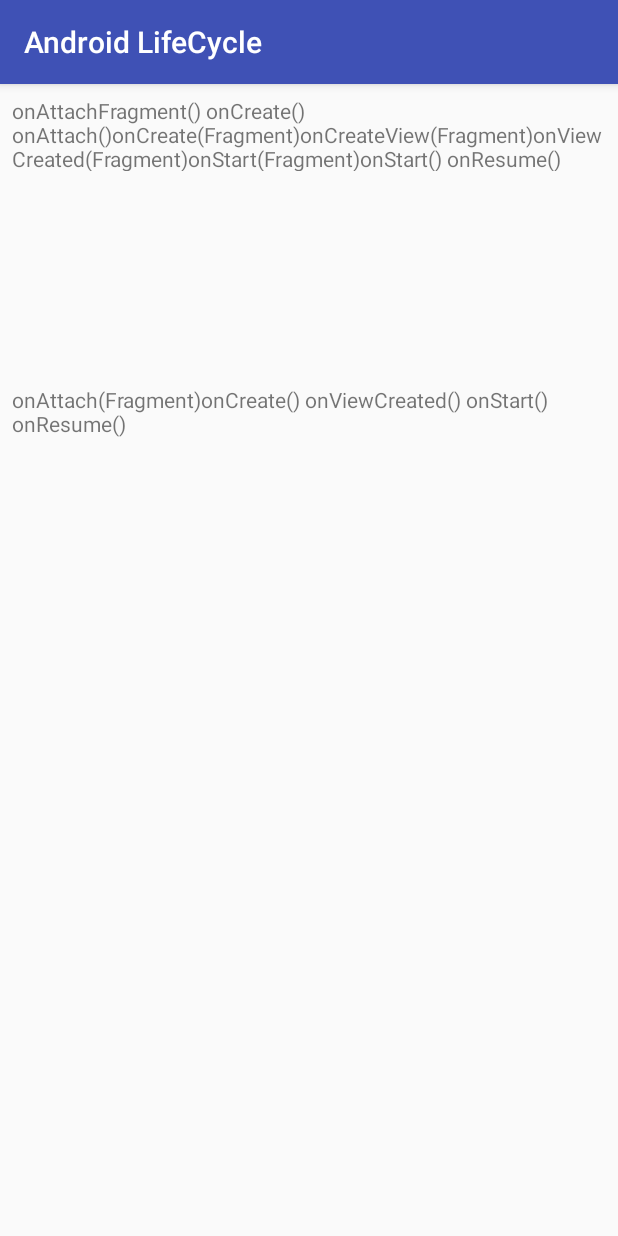
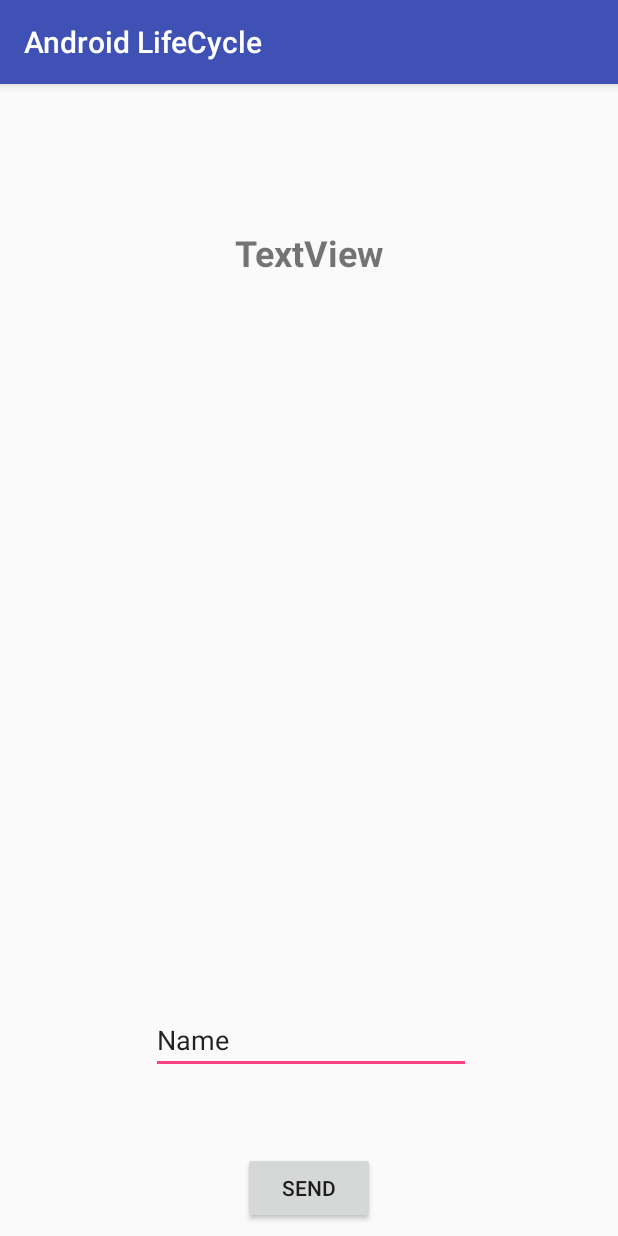
Before and after one commit to spdobest/Android-LifeCycle, an Android app: the screen it shows after launch (LifeCycleActivity before the commit, ObserverActivity after it), on a phone screen of 412 x 824 dp. Run offline under Robolectric (Android 15) with nearby library versions, the phone set to English and light mode, and no system bars.

Commit message:
Inter fragment communication using ObserverPattern

```diff
--- a/app/src/main/java/spandroid/androidlifecycle/fragComm/fragment_communicationusing_observer/ObserverFragmentB.kt
+++ b/app/src/main/java/spandroid/androidlifecycle/fragComm/fragment_communicationusing_observer/ObserverFragmentB.kt
@@ -1,4 +1,4 @@
-package spandroid.androidlifecycle.fragComm.fragment_communicationusing_observer
+
 
 
 import android.content.Context
--- /dev/null
+++ b/app/src/main/java/spandroid/androidlifecycle/observerPattern/Observer.java
@@ -0,0 +1,5 @@
+package spandroid.androidlifecycle.observerPattern;
+
+public interface Observer {
+    public void update(final String message);
+}
--- a/app/src/main/java/spandroid/androidlifecycle/observerPattern/ObserverActivityA.kt
+++ b/app/src/main/java/spandroid/androidlifecycle/observerPattern/ObserverActivity.kt
@@ -1,6 +1,5 @@
 package spandroid.androidlifecycle.observerPattern
 
-import android.content.Intent
 import android.support.v7.app.AppCompatActivity
 import android.os.Bundle
 import android.os.PersistableBundle
@@ -8,16 +7,12 @@ import android.support.v4.app.Fragment
 import android.view.View
 import spandroid.androidlifecycle.R
 import spandroid.androidlifecycle.utility.LogUtils
-import kotlinx.android.synthetic.main.activity_a.*
-import java.util.*
 
-class ObserverActivityA  : AppCompatActivity(),View.OnClickListener, Observer {
+class ObserverActivity  : AppCompatActivity(),View.OnClickListener {
 
-    override fun update(p0: Observable?, p1: Any?) {
-
+    companion object {
+        val TAG:String = "ObserverActivity"
     }
-
-    lateinit var mUserDataRepositoryObservable: UserDataRepository
 
     override fun onClick(view: View?) {
         when(view?.id){
@@ -27,10 +22,6 @@ class ObserverActivityA  : AppCompatActivity(),View.OnClickListener, Observer {
 
     var strLifecycle:StringBuffer = StringBuffer()
 
-    companion object {
-        val TAG:String = "ObserverActivityA"
-    }
-
     override fun onCreate(savedInstanceState: Bundle?) {
         super.onCreate(savedInstanceState)
         setContentView(R.layout.activity_observer)
@@ -38,65 +29,61 @@ class ObserverActivityA  : AppCompatActivity(),View.OnClickListener, Observer {
         LogUtils.printLog(TAG,"OnCreate()")
 
         strLifecycle.append("onCreate() ")
-        textViewLifecycle.text = strLifecycle.toString()
 
-        mUserDataRepositoryObservable = UserDataRepository.getInstance()
-        mUserDataRepositoryObservable.addObserver(this)
+        val fragmentA:ObserverFragmentA = ObserverFragmentA()
+        val fragmentB:ObserverFragmentB = ObserverFragmentB()
 
-    }
 
-    override fun onCreate(savedInstanceState: Bundle?, persistentState: PersistableBundle?) {
-        super.onCreate(savedInstanceState, persistentState)
-        LogUtils.printLog(TAG,"OnCreate() with persistentState")
+
+
+        supportFragmentManager.beginTransaction().replace(R.id.fragment_container1,fragmentA,"A").commitAllowingStateLoss()
+        supportFragmentManager.beginTransaction().replace(R.id.fragment_container2,fragmentB,"B").commitAllowingStateLoss()
+
+
+        fragmentA.register(fragmentB)
+
     }
 
     override fun onStart() {
         super.onStart()
         LogUtils.printLog(TAG,"onStart()")
         strLifecycle.append("onStart() ")
-        textViewLifecycle.text = strLifecycle.toString()
     }
 
     override fun onResume() {
         super.onResume()
         LogUtils.printLog(TAG,"onResume()")
         strLifecycle.append("onResume() ")
-        textViewLifecycle.text = strLifecycle.toString()
     }
 
     override fun onPause() {
         super.onPause()
         LogUtils.printLog(TAG,"onPause(0")
         strLifecycle.append("onPause() ")
-        textViewLifecycle.text = strLifecycle.toString()
     }
 
     override fun onStop() {
         super.onStop()
         LogUtils.printLog(TAG,"onStop()")
         strLifecycle.append("onStop() ")
-        textViewLifecycle.text = strLifecycle.toString()
     }
 
     override fun onRestart() {
         super.onRestart()
         LogUtils.printLog(TAG,"onRestart()")
         strLifecycle.append("onRestart() ")
-        textViewLifecycle.text = strLifecycle.toString()
     }
 
     override fun onDestroy() {
         super.onDestroy()
         LogUtils.printLog(TAG,"onDestroy()")
         strLifecycle.append("onDestroy() ")
-        textViewLifecycle.text = strLifecycle.toString()
     }
 
     override fun onSaveInstanceState(outState: Bundle?) {
         super.onSaveInstanceState(outState)
         LogUtils.printLog(TAG,"onSaveInstanceState()")
         strLifecycle.append("onSaveInstanceState() ")
-        textViewLifecycle.text = strLifecycle.toString()
     }
 
     override fun onSaveInstanceState(outState: Bundle?, outPersistentState: PersistableBundle?) {
@@ -108,7 +95,6 @@ class ObserverActivityA  : AppCompatActivity(),View.OnClickListener, Observer {
         super.onRestoreInstanceState(savedInstanceState)
         LogUtils.printLog(TAG,"onRestoreInstanceState()")
         strLifecycle.append("onRestoreInstanceState() ")
-        textViewLifecycle.text = strLifecycle.toString()
     }
 
     override fun onRestoreInstanceState(savedInstanceState: Bundle?, persistentState: PersistableBundle?) {
--- /dev/null
+++ b/app/src/main/java/spandroid/androidlifecycle/observerPattern/ObserverFragmentA.kt
@@ -0,0 +1,84 @@
+package spandroid.androidlifecycle.observerPattern
+
+import android.content.Context
+import android.os.Bundle
+import android.support.v4.app.Fragment
+import android.support.v7.widget.AppCompatButton
+import android.view.LayoutInflater
+import android.view.View
+import android.view.ViewGroup
+
+import spandroid.androidlifecycle.R
+import android.support.v7.widget.AppCompatEditText
+
+
+
+
+private const val ARG_PARAM1 = "param1"
+private const val ARG_PARAM2 = "param2"
+
+class ObserverFragmentA : Fragment(),View.OnClickListener,Subject {
+
+    private lateinit var observer:Observer
+
+    override fun register(observer: Observer) {
+        /*if (!observers.contains(observer)) {
+            observers.add(observer)
+        }*/
+        this.observer = observer
+    }
+
+    override fun unregister(observer: Observer?) {
+
+    }
+
+    override fun notifyObservers(message: String) {
+       /* for (observer in observers) {
+            observer.update(message)
+        }*/
+        observer.update(message)    }
+
+    override fun onClick(p0: View?) {
+        when(p0?.id){
+            R.id.buttonSendMessage ->{
+                /**
+                 * HERE WE WILL LOAD NEXT FRAGMENT USING LOCAL BROADCAST MANAGER
+                  */
+                notifyObservers(editTextMessage.text.toString().trim())
+            }
+        }
+    }
+
+    private var param1: String? = null
+    private var param2: String? = null
+
+    lateinit var buttonSendMessage: AppCompatButton
+    lateinit var editTextMessage: AppCompatEditText
+
+
+    override fun onAttach(context: Context) {
+        super.onAttach(context)
+    }
+
+    override fun onCreate(savedInstanceState: Bundle?) {
+        super.onCreate(savedInstanceState)
+    }
+
+    override fun onCreateView(inflater: LayoutInflater, container: ViewGroup?,
+                              savedInstanceState: Bundle?): View? {
+        // Inflate the layout for this fragment
+        return inflater.inflate(R.layout.fragment_observera, container, false)
+    }
+
+    override fun onViewCreated(view: View, savedInstanceState: Bundle?) {
+        super.onViewCreated(view, savedInstanceState)
+
+        buttonSendMessage = view.findViewById(R.id.buttonSendMessage)
+        editTextMessage = view.findViewById(R.id.editTextMessage)
+        buttonSendMessage.setOnClickListener(this)
+    }
+    companion object {
+        val TAG: String = "ObserverFragmentA"
+    }
+
+}
--- /dev/null
+++ b/app/src/main/java/spandroid/androidlifecycle/observerPattern/ObserverFragmentB.kt
@@ -0,0 +1,52 @@
+package spandroid.androidlifecycle.observerPattern
+
+import android.content.Context
+import android.os.Bundle
+import android.support.v4.app.Fragment
+import android.support.v7.widget.AppCompatTextView
+import android.view.LayoutInflater
+import android.view.View
+import android.view.ViewGroup
+import spandroid.androidlifecycle.R
+
+class ObserverFragmentB : Fragment(),View.OnClickListener,Observer {
+
+    override fun update(message: String) {
+        if(isVisible){
+            textViewMessage.text = message
+        }
+    }
+
+    override fun onClick(p0: View?) {
+        when (p0?.id) {
+
+        }
+    }
+
+    lateinit var textViewMessage: AppCompatTextView
+
+
+    override fun onAttach(context: Context) {
+        super.onAttach(context)
+    }
+
+    override fun onCreate(savedInstanceState: Bundle?) {
+        super.onCreate(savedInstanceState)
+    }
+
+    override fun onCreateView(inflater: LayoutInflater, container: ViewGroup?,
+                              savedInstanceState: Bundle?): View? {
+        // Inflate the layout for this fragment
+        return inflater.inflate(R.layout.fragment_observerb, container, false)
+    }
+
+    override fun onViewCreated(view: View, savedInstanceState: Bundle?) {
+        super.onViewCreated(view, savedInstanceState)
+
+        textViewMessage = view.findViewById(R.id.textViewMessage)
+    }
+
+    companion object {
+        val TAG: String = "ObserverFragmentB"
+    }
+}
--- a/app/src/main/java/spandroid/androidlifecycle/observerPattern/RepositoryObserver.java
+++ /dev/null
@@ -1,5 +0,0 @@
-package spandroid.androidlifecycle.observerPattern;
-
-public interface RepositoryObserver {
-    void onUserDataChanged(String fullname, int age);
-}
--- a/app/src/main/java/spandroid/androidlifecycle/observerPattern/Subject.java
+++ b/app/src/main/java/spandroid/androidlifecycle/observerPattern/Subject.java
@@ -1,7 +1,6 @@
 package spandroid.androidlifecycle.observerPattern;
-
 public interface Subject {
-    void registerObserver(RepositoryObserver repositoryObserver);
-    void removeObserver(RepositoryObserver repositoryObserver);
-    void notifyObservers();
+    public void register(Observer observer);
+    public void unregister(Observer observer);
+    public void notifyObservers(String message);
 }
--- a/app/src/main/res/layout/activity_observer.xml
+++ b/app/src/main/res/layout/activity_observer.xml
@@ -1,6 +1,29 @@
 <?xml version="1.0" encoding="utf-8"?>
-<android.support.constraint.ConstraintLayout
-    xmlns:android="http://schemas.android.com/apk/res/android" android:layout_width="match_parent"
+<android.support.constraint.ConstraintLayout xmlns:android="http://schemas.android.com/apk/res/android"
+    xmlns:app="http://schemas.android.com/apk/res-auto"
+    xmlns:tools="http://schemas.android.com/tools"
+    android:layout_width="match_parent"
     android:layout_height="match_parent">
 
+    <FrameLayout
+        android:id="@+id/fragment_container1"
+        android:layout_width="match_parent"
+        android:layout_height="match_parent"
+        app:layout_constraintBottom_toTopOf="@+id/fragment_container2"
+        app:layout_constraintEnd_toEndOf="parent"
+        app:layout_constraintHorizontal_bias="0.5"
+        app:layout_constraintStart_toStartOf="parent"
+        app:layout_constraintTop_toTopOf="parent" />
+
+
+    <FrameLayout
+        android:id="@+id/fragment_container2"
+        android:layout_width="match_parent"
+        android:layout_height="match_parent"
+        app:layout_constraintBottom_toBottomOf="parent"
+        app:layout_constraintEnd_toEndOf="parent"
+        app:layout_constraintHorizontal_bias="0.5"
+        app:layout_constraintStart_toStartOf="parent"
+        app:layout_constraintTop_toBottomOf="@+id/fragment_container1" />
+
 </android.support.constraint.ConstraintLayout>
--- a/app/src/main/res/layout/fragment_broadcasta.xml
+++ b/app/src/main/res/layout/fragment_broadcasta.xml
@@ -3,8 +3,7 @@
     xmlns:app="http://schemas.android.com/apk/res-auto"
     xmlns:tools="http://schemas.android.com/tools"
     android:layout_width="match_parent"
-    android:layout_height="match_parent"
-    tools:context=".fragComm.fragCommunicationUsingLocalBroadcast.FragmentBroadcastA">
+    android:layout_height="match_parent">
 
 
     <android.support.v7.widget.AppCompatTextView
--- /dev/null
+++ b/app/src/main/res/layout/fragment_observera.xml
@@ -0,0 +1,34 @@
+<?xml version="1.0" encoding="utf-8"?>
+<android.support.constraint.ConstraintLayout xmlns:android="http://schemas.android.com/apk/res/android"
+    xmlns:app="http://schemas.android.com/apk/res-auto"
+    xmlns:tools="http://schemas.android.com/tools"
+    android:layout_width="match_parent"
+    android:layout_height="match_parent">
+
+
+    <android.support.v7.widget.AppCompatEditText
+        android:id="@+id/editTextMessage"
+        android:layout_width="wrap_content"
+        android:layout_height="wrap_content"
+        android:layout_marginBottom="100dp"
+        android:layout_marginEnd="8dp"
+        android:ems="10"
+        android:inputType="textPersonName"
+        android:text="Name"
+        app:layout_constraintBottom_toBottomOf="@+id/buttonSendMessage"
+        app:layout_constraintEnd_toEndOf="parent"
+        app:layout_constraintHorizontal_bias="0.527"
+        app:layout_constraintStart_toStartOf="parent" />
+
+    <android.support.v7.widget.AppCompatButton
+        android:id="@+id/buttonSendMessage"
+        android:layout_width="wrap_content"
+        android:layout_height="wrap_content"
+        android:layout_marginBottom="8dp"
+        android:layout_marginEnd="8dp"
+        android:layout_marginStart="8dp"
+        android:text="Send"
+        app:layout_constraintBottom_toBottomOf="parent"
+        app:layout_constraintEnd_toEndOf="parent"
+        app:layout_constraintStart_toStartOf="parent" />
+</android.support.constraint.ConstraintLayout>
--- /dev/null
+++ b/app/src/main/res/layout/fragment_observerb.xml
@@ -0,0 +1,21 @@
+<?xml version="1.0" encoding="utf-8"?>
+<android.support.constraint.ConstraintLayout
+    xmlns:android="http://schemas.android.com/apk/res/android"
+    xmlns:app="http://schemas.android.com/apk/res-auto"
+    xmlns:tools="http://schemas.android.com/tools"
+    android:layout_width="match_parent"
+    android:layout_height="match_parent">
+
+    <android.support.v7.widget.AppCompatTextView
+        android:id="@+id/textViewMessage"
+        android:layout_width="wrap_content"
+        android:layout_height="wrap_content"
+        android:layout_marginTop="96dp"
+        android:text="TextView"
+        android:textSize="24sp"
+        android:textStyle="bold"
+        app:layout_constraintEnd_toEndOf="parent"
+        app:layout_constraintHorizontal_bias="0.501"
+        app:layout_constraintStart_toStartOf="parent"
+        app:layout_constraintTop_toTopOf="parent" />
+</android.support.constraint.ConstraintLayout>
```
Also changed, not shown: app/src/main/AndroidManifest.xml (+9 -3 lines), app/src/main/java/spandroid/androidlifecycle/observerPattern/UserDataRepository.java (deleted, +0 -48 lines).
